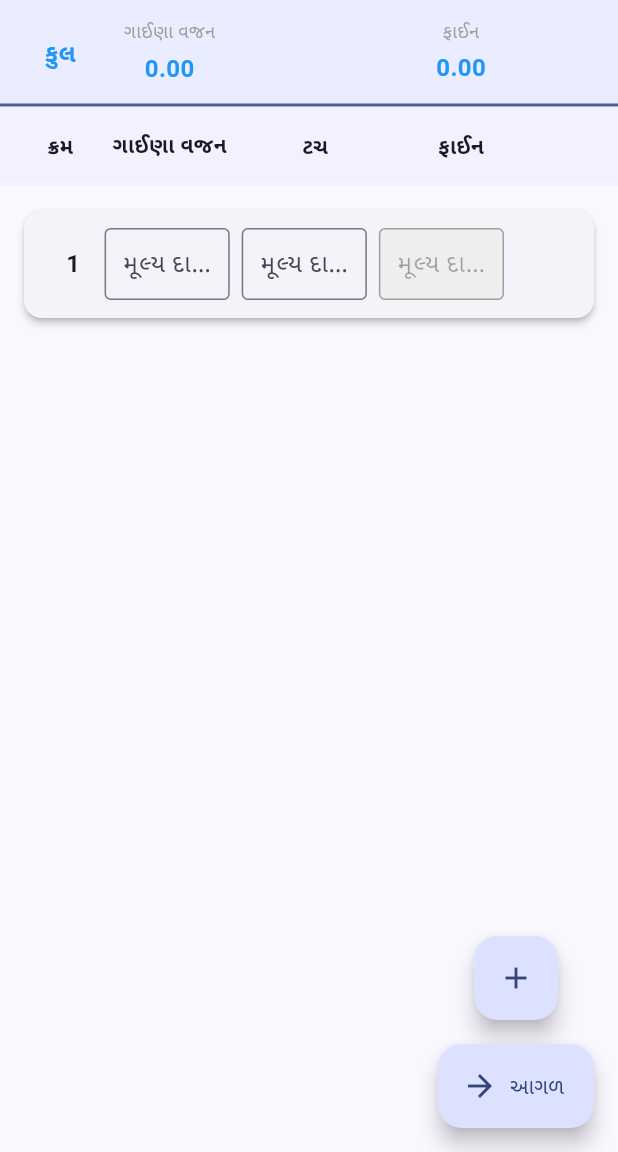
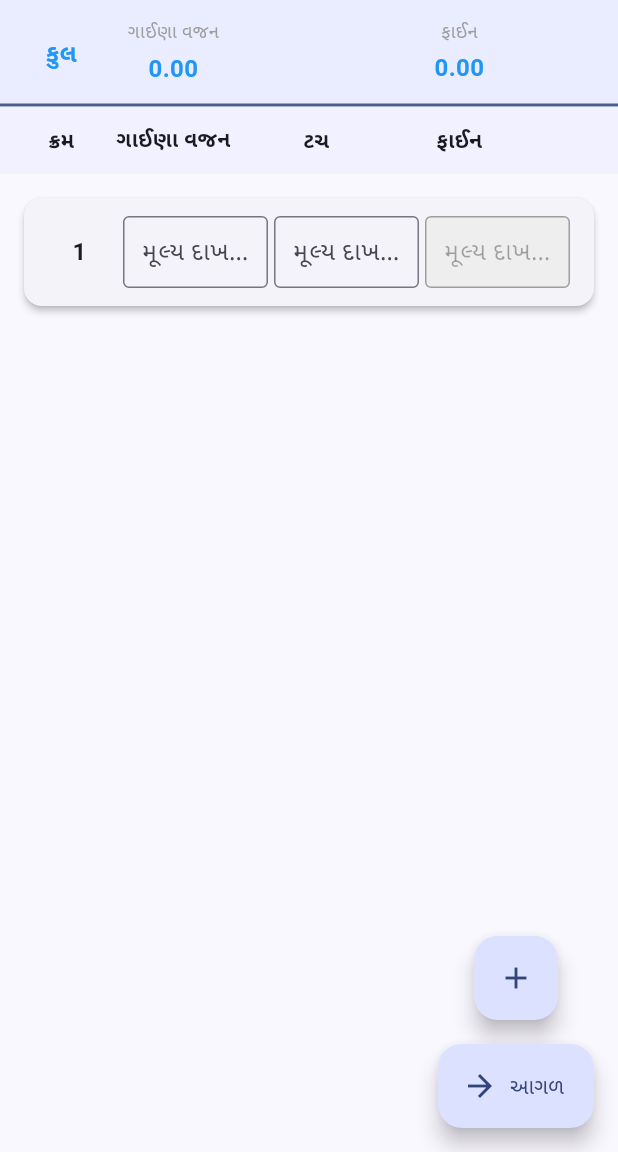
Before and after one commit to SarvaiyaPrashant2242005/silver-mixer, a Flutter app: the screen it shows after launch, after a tap on "નવી ગણતરી", on a phone screen of 412 x 824 dp, the part 84-1236 px from its top. Run offline on Flutter 3.47's test engine with Material 3 defaults, Android fonts, the phone set to English and light mode, and no system bars; our stand-ins replace shared_preferences.

Commit message:
Language ambiguties and entry screen adjustment

```diff
--- a/silver_mixer/lib/screen/EntryInputScreen.dart
+++ b/silver_mixer/lib/screen/EntryInputScreen.dart
@@ -10,11 +10,8 @@ class EntryInputScreen extends StatefulWidget {
   final CalculationController controller;
   final String? editId;
 
-  const EntryInputScreen({
-    Key? key,
-    required this.controller,
-    this.editId,
-  }) : super(key: key);
+  const EntryInputScreen({Key? key, required this.controller, this.editId})
+    : super(key: key);
 
   @override
   State<EntryInputScreen> createState() => _EntryInputScreenState();
@@ -48,11 +45,13 @@ class _EntryInputScreenState extends State<EntryInputScreen> {
     final allCalculations = await StorageService.getAllCalculations();
     setState(() {
       if (widget.editId != null) {
-        // Find the index of the current calculation being edited
-        final index = allCalculations.indexWhere((calc) => calc.id == widget.editId);
-        _calculationNumber = index != -1 ? index + 1 : allCalculations.length + 1;
+        final index = allCalculations.indexWhere(
+          (calc) => calc.id == widget.editId,
+        );
+        _calculationNumber = index != -1
+            ? index + 1
+            : allCalculations.length + 1;
       } else {
-        // For new calculation, it will be the next number
         _calculationNumber = allCalculations.length + 1;
       }
     });
@@ -62,9 +61,15 @@ class _EntryInputScreenState extends State<EntryInputScreen> {
     for (int i = 0; i < widget.controller.entries.length; i++) {
       final entry = widget.controller.entries[i];
       _controllers.add([
-        TextEditingController(text: entry.weight > 0 ? entry.weight.toString() : ''),
-        TextEditingController(text: entry.touch > 0 ? entry.touch.toString() : ''),
-        TextEditingController(text: entry.fine > 0 ? entry.fine.toString() : ''),
+        TextEditingController(
+          text: entry.weight > 0 ? entry.weight.toString() : '',
+        ),
+        TextEditingController(
+          text: entry.touch > 0 ? entry.touch.toString() : '',
+        ),
+        TextEditingController(
+          text: entry.fine > 0 ? entry.fine.toString() : '',
+        ),
       ]);
     }
   }
@@ -89,8 +94,8 @@ class _EntryInputScreenState extends State<EntryInputScreen> {
 
   bool _hasEntryData(int index) {
     return _controllers[index][0].text.isNotEmpty ||
-           _controllers[index][1].text.isNotEmpty ||
-           _controllers[index][2].text.isNotEmpty;
+        _controllers[index][1].text.isNotEmpty ||
+        _controllers[index][2].text.isNotEmpty;
   }
 
   Future<void> _removeEntry(int index) async {
@@ -98,7 +103,6 @@ class _EntryInputScreenState extends State<EntryInputScreen> {
       return;
     }
 
-    // Check if entry has data
     if (_hasEntryData(index)) {
       final bool? confirm = await showDialog<bool>(
         context: context,
@@ -125,9 +129,7 @@ class _EntryInputScreenState extends State<EntryInputScreen> {
               ),
               TextButton(
                 onPressed: () => Navigator.of(context).pop(true),
-                style: TextButton.styleFrom(
-                  foregroundColor: Colors.red,
-                ),
+                style: TextButton.styleFrom(foregroundColor: Colors.red),
                 child: Text(
                   LanguageService.currentLanguage == AppLanguage.english
                       ? 'Delete'
@@ -139,13 +141,11 @@ class _EntryInputScreenState extends State<EntryInputScreen> {
         },
       );
 
-      // If user cancelled or closed the dialog
       if (confirm != true) {
         return;
       }
     }
 
-    // Proceed with deletion
     widget.controller.removeEntry(index);
     for (var controller in _controllers[index]) {
       controller.dispose();
@@ -190,7 +190,6 @@ class _EntryInputScreenState extends State<EntryInputScreen> {
   }
 
   void _proceedToNext() {
-    // Update all entries
     for (int i = 0; i < _controllers.length; i++) {
       _updateEntry(i);
     }
@@ -238,7 +237,6 @@ class _EntryInputScreenState extends State<EntryInputScreen> {
                       overflow: TextOverflow.ellipsis,
                     ),
                   ),
-
                 ],
               ),
             ),
@@ -249,10 +247,7 @@ class _EntryInputScreenState extends State<EntryInputScreen> {
               children: [
                 Text(
                   today,
-                  style: TextStyle(
-                    fontSize: 11,
-                    color: Colors.grey.shade600,
-                  ),
+                  style: TextStyle(fontSize: 11, color: Colors.grey.shade600),
                 ),
                 if (_calculationNumber > 0)
                   Text(
@@ -274,7 +269,9 @@ class _EntryInputScreenState extends State<EntryInputScreen> {
           Container(
             padding: const EdgeInsets.symmetric(horizontal: 16, vertical: 12),
             decoration: BoxDecoration(
-              color: Theme.of(context).colorScheme.primaryContainer.withOpacity(0.5),
+              color: Theme.of(
+                context,
+              ).colorScheme.primaryContainer.withOpacity(0.5),
               border: Border(
                 bottom: BorderSide(
                   color: Theme.of(context).colorScheme.primary,
@@ -284,10 +281,13 @@ class _EntryInputScreenState extends State<EntryInputScreen> {
             ),
             child: Row(
               children: [
-                Expanded(
-                  flex: 1,
+                // Serial Number column (50px)
+                SizedBox(
+                  width: 50,
                   child: Text(
-                    LanguageService.currentLanguage == AppLanguage.english ? 'Total' : 'કુલ',
+                    LanguageService.currentLanguage == AppLanguage.english
+                        ? 'Total'
+                        : 'કુલ',
                     style: const TextStyle(
                       fontWeight: FontWeight.bold,
                       fontSize: 16,
@@ -296,8 +296,9 @@ class _EntryInputScreenState extends State<EntryInputScreen> {
                     textAlign: TextAlign.center,
                   ),
                 ),
+                const SizedBox(width: 4),
+                // Weight column
                 Expanded(
-                  flex: 2,
                   child: Column(
                     children: [
                       Text(
@@ -321,12 +322,12 @@ class _EntryInputScreenState extends State<EntryInputScreen> {
                     ],
                   ),
                 ),
+                const SizedBox(width: 4),
+                // Touch column (empty for total)
+                Expanded(child: const SizedBox()),
+                const SizedBox(width: 4),
+                // Fine column
                 Expanded(
-                  flex: 2,
-                  child: const SizedBox(),
-                ),
-                Expanded(
-                  flex: 2,
                   child: Column(
                     children: [
                       Text(
@@ -350,49 +351,57 @@ class _EntryInputScreenState extends State<EntryInputScreen> {
                     ],
                   ),
                 ),
-                const SizedBox(width: 40),
+                const SizedBox(width: 4),
+                const SizedBox(width: 40), // Space for delete button
               ],
             ),
           ),
-          // Header Row (below total)
+          // Header Row
           Container(
-            padding: const EdgeInsets.all(16),
-            color: Theme.of(context).colorScheme.primaryContainer.withOpacity(0.3),
+            padding: const EdgeInsets.symmetric(horizontal: 16, vertical: 12),
+            color: Theme.of(
+              context,
+            ).colorScheme.primaryContainer.withOpacity(0.3),
             child: Row(
               children: [
-                Expanded(
-                  flex: 1,
+                // Serial Number header (50px)
+                SizedBox(
+                  width: 50,
                   child: Text(
                     LanguageService.serialNumber,
                     style: const TextStyle(fontWeight: FontWeight.bold),
                     textAlign: TextAlign.center,
                   ),
                 ),
+                const SizedBox(width: 4),
+                // Weight header
                 Expanded(
-                  flex: 2,
                   child: Text(
                     LanguageService.weight,
                     style: const TextStyle(fontWeight: FontWeight.bold),
                     textAlign: TextAlign.center,
                   ),
                 ),
+                const SizedBox(width: 4),
+                // Touch header
                 Expanded(
-                  flex: 2,
                   child: Text(
                     LanguageService.touch,
                     style: const TextStyle(fontWeight: FontWeight.bold),
                     textAlign: TextAlign.center,
                   ),
                 ),
+                const SizedBox(width: 4),
+                // Fine header
                 Expanded(
-                  flex: 2,
                   child: Text(
                     LanguageService.fine,
                     style: const TextStyle(fontWeight: FontWeight.bold),
                     textAlign: TextAlign.center,
                   ),
                 ),
-                const SizedBox(width: 40),
+                const SizedBox(width: 4),
+                const SizedBox(width: 40), // Space for delete button
               ],
             ),
           ),
@@ -409,8 +418,9 @@ class _EntryInputScreenState extends State<EntryInputScreen> {
                     padding: const EdgeInsets.all(12),
                     child: Row(
                       children: [
-                        Expanded(
-                          flex: 1,
+                        // Serial Number (50px)
+                        SizedBox(
+                          width: 50,
                           child: Text(
                             '${index + 1}',
                             style: const TextStyle(
@@ -420,62 +430,84 @@ class _EntryInputScreenState extends State<EntryInputScreen> {
                             textAlign: TextAlign.center,
                           ),
                         ),
+                        const SizedBox(width: 4),
+                        // Weight input
                         Expanded(
-                          flex: 2,
                           child: TextField(
                             controller: _controllers[index][0],
-                            keyboardType: const TextInputType.numberWithOptions(decimal: true),
+                            keyboardType: const TextInputType.numberWithOptions(
+                              decimal: true,
+                            ),
                             inputFormatters: [
-                              FilteringTextInputFormatter.allow(RegExp(r'^\d*\.?\d*')),
+                              FilteringTextInputFormatter.allow(
+                                RegExp(r'^\d*\.?\d*'),
+                              ),
                             ],
                             decoration: InputDecoration(
                               hintText: LanguageService.enterValue,
                               border: const OutlineInputBorder(),
-                              contentPadding: const EdgeInsets.symmetric(horizontal: 8, vertical: 8),
+                              contentPadding: const EdgeInsets.symmetric(
+                                horizontal: 8,
+                                vertical: 8,
+                              ),
                             ),
                             textAlign: TextAlign.center,
                             onChanged: (_) {
                               _calculateAndUpdateFine(index);
                               _updateEntry(index);
-                              setState(() {}); // Real-time update
+                              setState(() {});
                             },
                           ),
                         ),
-                        const SizedBox(width: 8),
+                        const SizedBox(width: 4),
+                        // Touch input
                         Expanded(
-                          flex: 2,
                           child: TextField(
                             controller: _controllers[index][1],
-                            keyboardType: const TextInputType.numberWithOptions(decimal: true),
+                            keyboardType: const TextInputType.numberWithOptions(
+                              decimal: true,
+                            ),
                             inputFormatters: [
-                              FilteringTextInputFormatter.allow(RegExp(r'^\d*\.?\d*')),
+                              FilteringTextInputFormatter.allow(
+                                RegExp(r'^\d*\.?\d*'),
+                              ),
                             ],
                             decoration: InputDecoration(
                               hintText: LanguageService.enterValue,
                               border: const OutlineInputBorder(),
-                              contentPadding: const EdgeInsets.symmetric(horizontal: 8, vertical: 8),
+                              contentPadding: const EdgeInsets.symmetric(
+                                horizontal: 8,
+                                vertical: 8,
+                              ),
                             ),
                             textAlign: TextAlign.center,
                             onChanged: (_) {
                               _calculateAndUpdateFine(index);
                               _updateEntry(index);
-                              setState(() {}); // Real-time update
+                              setState(() {});
                             },
                           ),
                         ),
-                        const SizedBox(width: 8),
+                        const SizedBox(width: 4),
+                        // Fine input (disabled)
                         Expanded(
-                          flex: 2,
                           child: TextField(
                             controller: _controllers[index][2],
-                            keyboardType: const TextInputType.numberWithOptions(decimal: true),
+                            keyboardType: const TextInputType.numberWithOptions(
+                              decimal: true,
+                            ),
                             inputFormatters: [
-                              FilteringTextInputFormatter.allow(RegExp(r'^\d*\.?\d*')),
+                              FilteringTextInputFormatter.allow(
+                                RegExp(r'^\d*\.?\d*'),
+                              ),
                             ],
                             decoration: InputDecoration(
                               hintText: LanguageService.enterValue,
                               border: const OutlineInputBorder(),
-                              contentPadding: const EdgeInsets.symmetric(horizontal: 8, vertical: 8),
+                              contentPadding: const EdgeInsets.symmetric(
+                                horizontal: 8,
+                                vertical: 8,
+                              ),
                               filled: true,
                               fillColor: Colors.grey.shade200,
                             ),
@@ -483,14 +515,18 @@ class _EntryInputScreenState extends State<EntryInputScreen> {
                             enabled: false,
                           ),
                         ),
-                        const SizedBox(width: 8),
+                        const SizedBox(width: 4),
+                        // Delete button (40px)
                         if (_controllers.length > 1)
-                          IconButton(
-                            icon: const Icon(Icons.delete, color: Colors.red),
-                            onPressed: () => _removeEntry(index),
+                          SizedBox(
+                            width: 40,
+                            child: IconButton(
+                              icon: const Icon(Icons.delete, color: Colors.red),
+                              onPressed: () => _removeEntry(index),
+                              padding: EdgeInsets.zero,
+                            ),
                           )
-                        else
-                          const SizedBox(width: 40),
+
                       ],
                     ),
                   ),
--- a/silver_mixer/lib/screen/result_screen.dart
+++ b/silver_mixer/lib/screen/result_screen.dart
@@ -1,5 +1,6 @@
 import 'package:flutter/material.dart';
 import 'package:intl/intl.dart';
+import 'package:silver_mixer/screen/history_screen.dart';
 import '../controller/calculation_controller.dart';
 import '../model/calculation_model.dart';
 import '../services/language_service.dart';
@@ -9,11 +10,8 @@ class ResultScreen extends StatefulWidget {
   final CalculationController controller;
   final String? editId;
 
-  const ResultScreen({
-    Key? key,
-    required this.controller,
-    this.editId,
-  }) : super(key: key);
+  const ResultScreen({Key? key, required this.controller, this.editId})
+    : super(key: key);
 
   @override
   State<ResultScreen> createState() => _ResultScreenState();
@@ -50,8 +48,12 @@ class _ResultScreenState extends State<ResultScreen> {
     setState(() {
       if (widget.editId != null) {
         // Find the index of the current calculation being edited
-        final index = allCalculations.indexWhere((calc) => calc.id == widget.editId);
-        _calculationNumber = index != -1 ? index + 1 : allCalculations.length + 1;
+        final index = allCalculations.indexWhere(
+          (calc) => calc.id == widget.editId,
+        );
+        _calculationNumber = index != -1
+            ? index + 1
+            : allCalculations.length + 1;
       } else {
         // For new calculation, it will be the next number
         _calculationNumber = allCalculations.length + 1;
@@ -64,14 +66,17 @@ class _ResultScreenState extends State<ResultScreen> {
 
     // If editing, allow same title for the same entry
     if (widget.editId != null) {
-      return !allCalculations.any((calc) =>
+      return !allCalculations.any(
+        (calc) =>
             calc.title.toLowerCase() == title.toLowerCase() &&
-          calc.id != widget.editId);
+            calc.id != widget.editId,
+      );
     }
 
     // For new entries, check if title exists
     return !allCalculations.any(
-        (calc) => calc.title.toLowerCase() == title.toLowerCase());
+      (calc) => calc.title.toLowerCase() == title.toLowerCase(),
+    );
   }
 
   Future<void> _saveCalculation() async {
@@ -103,6 +108,39 @@ class _ResultScreenState extends State<ResultScreen> {
         ),
       );
       return;
+    }
+
+    // NEW: Check if limit of 10 calculations reached (only for new calculations)
+    if (widget.editId == null) {
+      final allCalculations = await StorageService.getAllCalculations();
+      if (allCalculations.length >= 10) {
+        ScaffoldMessenger.of(context).showSnackBar(
+          SnackBar(
+            content: Text(
+              LanguageService.currentLanguage == AppLanguage.english
+                  ? 'Maximum limit of 10 calculations reached. Please delete an old calculation to save a new one.'
+                  : 'મહત્તમ 10 ગણતરીની મર્યાદા પહોંચી ગઈ છે. નવી ગણતરી સાચવવા માટે કૃપા કરીને જૂની ગણતરી કાઢી નાખો.',
+            ),
+            backgroundColor: Colors.orange,
+            duration: const Duration(seconds: 4),
+            action: SnackBarAction(
+              label: LanguageService.currentLanguage == AppLanguage.english
+                  ? 'View History'
+                  : 'ઇતિહાસ જુઓ',
+              textColor: Colors.white,
+              onPressed: () {
+                Navigator.of(context).pushAndRemoveUntil(
+                  MaterialPageRoute(
+                    builder: (context) => const HistoryScreen(),
+                  ),
+                  (route) => false, // Removes all previous routes
+                );
+              },
+            ),
+          ),
+        );
+        return;
+      }
     }
 
     final calculation = SavedCalculation(
@@ -241,7 +279,6 @@ class _ResultScreenState extends State<ResultScreen> {
                       horizontal: 8,
                       vertical: 4,
                     ),
-
                     child: Text(
                       '$_calculationNumber',
                       style: const TextStyle(
@@ -255,10 +292,7 @@ class _ResultScreenState extends State<ResultScreen> {
             ),
             Text(
               today,
-              style: TextStyle(
-                fontSize: 12,
-                color: Colors.grey.shade600, // dull color
-              ),
+              style: TextStyle(fontSize: 12, color: Colors.grey.shade600),
             ),
           ],
         ),
@@ -293,50 +327,34 @@ class _ResultScreenState extends State<ResultScreen> {
                     ),
                     const SizedBox(height: 16),
 
-                    // Step 1
                     _buildCalculationStep(
                       '${widget.controller.totalFine} ÷ ${result.meTouch.toStringAsFixed(0)} ${LanguageService.meTouch}',
                       result.step1.toStringAsFixed(0),
                     ),
-
                     _buildDivider(),
-
-                    // Step 2
                     _buildCalculationStep(
                       '${result.step1.toStringAsFixed(0)} - ${widget.controller.totalWeight.toStringAsFixed(0)} ${LanguageService.gaTopna}',
                       '${result.step2.toStringAsFixed(0)} ${LanguageService.kochCopper}',
                       labelColor: Colors.green.shade700,
                     ),
-
                     _buildDivider(),
-
-                    // Step 3
                     _buildCalculationStep(
                       '${result.step2.toStringAsFixed(0)} × ${result.coTouch.toStringAsFixed(2)} ${LanguageService.coTouch}',
                       '${result.step3.toStringAsFixed(0)} ${LanguageService.silverFine}',
                       labelColor: Colors.orange.shade700,
                     ),
-
                     _buildDivider(),
-
-                    // Step 4
                     _buildCalculationStep(
                       '${result.step3.round()} + ${widget.controller.totalFine} ${LanguageService.fine}',
                       result.step4.toStringAsFixed(0),
                     ),
-
                     _buildDivider(),
-
-                    // Step 5
                     _buildCalculationStep(
                       '${result.step4.toStringAsFixed(0)} ÷ ${result.meTouch.toStringAsFixed(0)} ${LanguageService.meTouch}',
                       '${result.step5.toStringAsFixed(0)} ${LanguageService.gaalvaNear}',
                       labelColor: Colors.purple.shade700,
                     ),
-
                     _buildDivider(),
-
-                    // Step 6
                     _buildCalculationStep(
                       '${result.step5.toStringAsFixed(0)} - ${widget.controller.totalWeight.toStringAsFixed(0)} ${LanguageService.gaTopna}',
                       '${result.step6.toStringAsFixed(0)} ${LanguageService.numberCopper}',
@@ -373,7 +391,8 @@ class _ResultScreenState extends State<ResultScreen> {
                         labelText: LanguageService.title,
                         border: const OutlineInputBorder(),
                         prefixIcon: const Icon(Icons.title),
-                        helperText: LanguageService.currentLanguage ==
+                        helperText:
+                            LanguageService.currentLanguage ==
                                 AppLanguage.english
                             ? 'Title must be unique'
                             : 'શીર્ષક અનન્ય હોવું આવશ્યક છે',
@@ -405,8 +424,7 @@ class _ResultScreenState extends State<ResultScreen> {
                             onPressed: _resetCalculation,
                             style: OutlinedButton.styleFrom(
                               foregroundColor: Colors.red,
-                              padding:
-                                  const EdgeInsets.symmetric(vertical: 14),
+                              padding: const EdgeInsets.symmetric(vertical: 14),
                               side: const BorderSide(color: Colors.red),
                             ),
                             child: Text(LanguageService.reset),
@@ -417,11 +435,11 @@ class _ResultScreenState extends State<ResultScreen> {
                           child: ElevatedButton(
                             onPressed: _saveCalculation,
                             style: ElevatedButton.styleFrom(
-                              backgroundColor:
-                                  Theme.of(context).colorScheme.primary,
+                              backgroundColor: Theme.of(
+                                context,
+                              ).colorScheme.primary,
                               foregroundColor: Colors.white,
-                              padding:
-                                  const EdgeInsets.symmetric(vertical: 14),
+                              padding: const EdgeInsets.symmetric(vertical: 14),
                             ),
                             child: Text(LanguageService.save),
                           ),
--- a/silver_mixer/lib/services/language_service.dart
+++ b/silver_mixer/lib/services/language_service.dart
@@ -64,13 +64,13 @@ class LanguageService {
       _currentLanguage == AppLanguage.english ? 'Fine' : 'ફાઈન';
 
   static String get meTouch =>
-      _currentLanguage == AppLanguage.english ? 'Me. Touch' : 'મે.ટચ';
+      _currentLanguage == AppLanguage.english ? 'Get Touch' : 'મે.ટચ';
 
   static String get coTouch =>
-      _currentLanguage == AppLanguage.english ? 'Co. Touch' : 'કો.ટચ';
+      _currentLanguage == AppLanguage.english ? 'Copper Touch' : 'કોપર ટચ';
 
   static String get gaTouch =>
-      _currentLanguage == AppLanguage.english ? 'Ga. Touch' : 'ગા.ટચ';
+      _currentLanguage == AppLanguage.english ? 'Mixer Touch' : 'ગાઈણા ટચ';
 
   static String get kochCopper =>
       _currentLanguage == AppLanguage.english ? 'Koch Copper' : 'કાચું કોપર';
@@ -79,13 +79,13 @@ class LanguageService {
       _currentLanguage == AppLanguage.english ? 'Silver Fine' : 'ચાંદી ફાઈન';
 
   static String get gaalvaNear =>
-      _currentLanguage == AppLanguage.english ? 'Gaalva Number Near' : 'ગાળવા નંબર નજીક';
+      _currentLanguage == AppLanguage.english ? 'Mixer net weight' : 'ગાઈણા નેટ વજન';
 
   static String get gaTopna =>
-      _currentLanguage == AppLanguage.english ? 'Ga. Topna' : 'ગા.ટોટલ';
+      _currentLanguage == AppLanguage.english ? 'Mixer Total' : 'ગાઈણા ટોટલ';
 
   static String get numberCopper =>
-      _currentLanguage == AppLanguage.english ? 'Number Copper' : 'નંબર કોપર';
+      _currentLanguage == AppLanguage.english ? 'Net Copper' : 'નેટ કોપર';
 
   static String get title =>
       _currentLanguage == AppLanguage.english ? 'Title' : 'શીર્ષક';
```
Also changed, not shown: silver_mixer/lib/screen/history_screen.dart (+30 -23 lines), silver_mixer/lib/screen/homeScreen.dart (+6 -9 lines), silver_mixer/lib/screen/splash_screen.dart (+1 -6 lines). Lines whose indentation alone changed are shown as unchanged.
